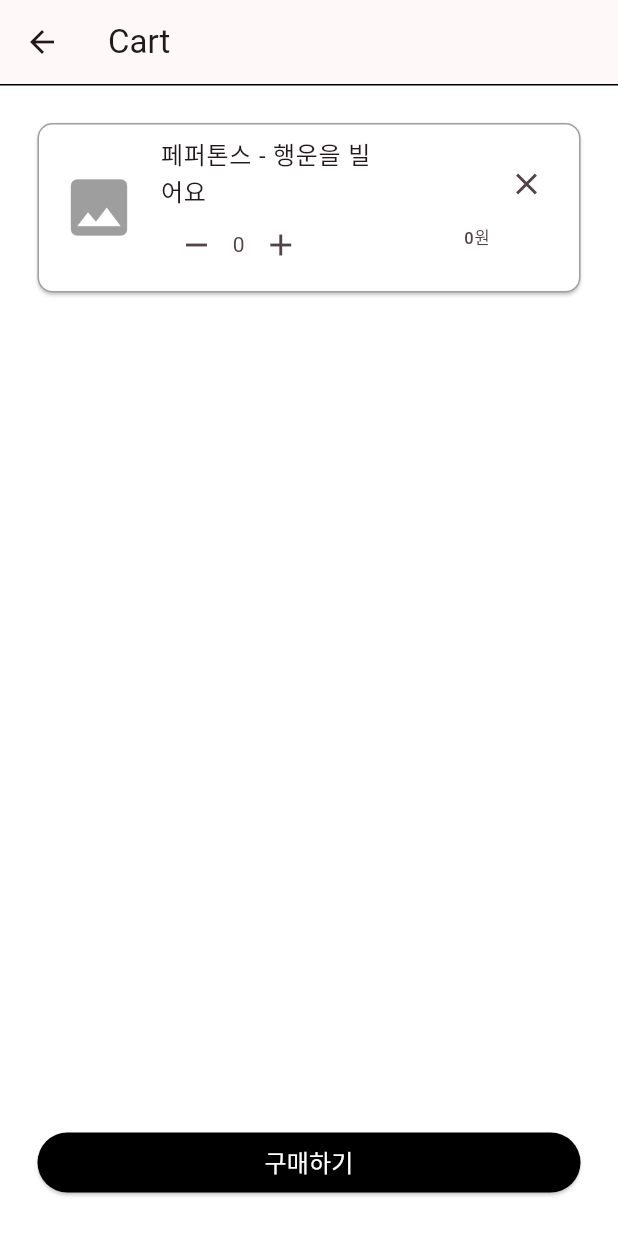
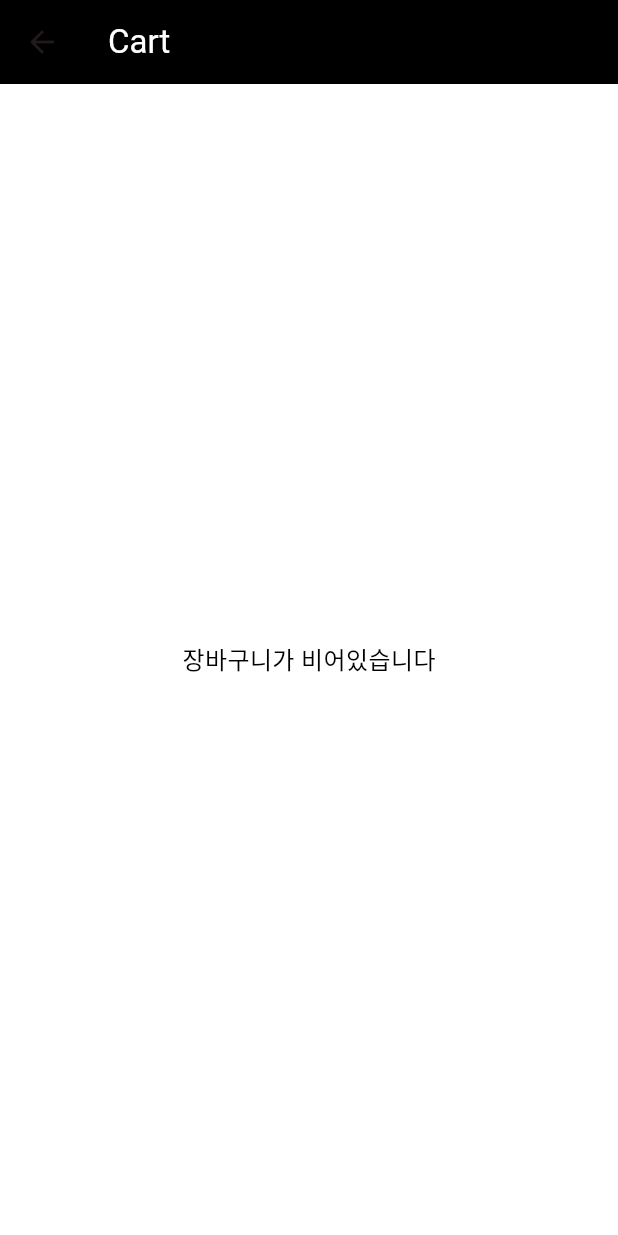
Before and after one commit to nakwon-music-shop/ONLINE_SHOPPINGMALL, a Flutter app: the ShoppingCartPage screen opened directly, after a tap on the "remove" icon, on a phone screen of 412 x 824 dp. Run offline on Flutter 3.47's test engine with Material 3 defaults, Android fonts, the phone set to English and light mode, and no system bars; our stand-ins replace image_picker.

Commit message:
[ADD]cartFeature5

```diff
--- a/nakwon_online_shoppingmall/lib/pages/cart/shopping_cart_Page.dart
+++ b/nakwon_online_shoppingmall/lib/pages/cart/shopping_cart_Page.dart
@@ -1,3 +1,4 @@
+import 'package:flutter/cupertino.dart';
 import 'package:flutter/material.dart';
 //AppBar, Column(CartList), ElevatedButton으로 구성
 //기본 폰트 : 16 + grey[700], padding 좌우로 20
@@ -5,10 +6,6 @@ import 'package:flutter/material.dart';
 //TODO 담은 상품 사진 가져오기
 //TODO 담은 상품 제품명 가져오기
 //TODO 담은 상품 수량 가져오기
-//TODO 담은 상품 X버튼을 눌러 카트에서 빼기
-//TODO 상품 추가하고 빼기 버튼 구현
-//TODO 구매하기 버튼 구현
-//TODO 아무것도 담지 않았을 때 '장바구니가 비었습니다.' 나오게 하기
 
 class ShoppingCartPage extends StatefulWidget {
   const ShoppingCartPage({super.key});
@@ -36,17 +33,60 @@ class ShoppingCartState extends State<ShoppingCartPage> {
   }
 
   void decreaseQuantity(int index) {
-    //수량 감소
     setState(() {
+      if (cartItems[index]['quantity'] > 1) {
         cartItems[index]['quantity']--;
+      } else {
+        //수량이 1에서 0이 될 때 상품 제거
+        cartItems.removeAt(index);
+      }
     });
   }
 
   void removeCartList(int index) {
-    //장바군 제거
+    //장바구니 제거
     setState(() {
       cartItems.removeAt(index);
     });
+  }
+
+  void showDialog() {
+    int total = 0;
+    for (var item in cartItems) {
+      total += (item['price'] as int) * (item['quantity'] as int);
+    } //총 금액 계산
+
+    showCupertinoDialog(
+      context: context,
+      builder: (BuildContext context) {
+        return CupertinoAlertDialog(
+          content: Text('총 ${total}원을 결제하시겠습니까?'),
+          actions: [
+            CupertinoDialogAction(
+              onPressed: () {
+                Navigator.pop(context); // 다이얼로그 닫기
+              },
+              child: const Text(
+                '취소',
+                style: TextStyle(color: Colors.redAccent),
+              ),
+            ),
+            CupertinoDialogAction(
+              onPressed: () {
+                Navigator.pop(context); // 다이얼로그 닫기
+                Navigator.pop(context);
+              },
+              child: const Text(
+                '구매하기',
+                style: TextStyle(
+                  color: Colors.black,
+                ),
+              ),
+            ),
+          ],
+        );
+      },
+    );
   }
 
   @override
@@ -54,21 +94,31 @@ class ShoppingCartState extends State<ShoppingCartPage> {
     return Scaffold(
       backgroundColor: Colors.white,
       appBar: AppBar(
-        title: Text('Cart'),
-        bottom: PreferredSize(
-            //선 그어주기
-            preferredSize: const Size.fromHeight(1),
-            child: Container(
-              color: Colors.black,
-              height: 1,
-            )),
+        //앱바
+        title: Text(
+          'Cart',
+          style: TextStyle(
+            color: Colors.white,
+          ),
+        ),
+        backgroundColor: Colors.black,
       ),
       body: Padding(
         padding: EdgeInsets.all(5),
         child: Column(
           children: [
             Expanded(
-              child: ListView.builder(
+              child: cartItems.isEmpty //장바구니가 비어 있을 때 문구 추가
+                  ? const Center(
+                      child: Text(
+                        '장바구니가 비어있습니다',
+                        style: TextStyle(
+                          fontSize: 16,
+                          color: Colors.black,
+                        ),
+                      ),
+                    )
+                  : ListView.builder(
                       itemCount: cartItems.length, //리스트에 담겨 있는 아이템 갯수만큼 생성해주기
                       itemBuilder: (context, index) {
                         final item = cartItems[index];
@@ -76,14 +126,16 @@ class ShoppingCartState extends State<ShoppingCartPage> {
                           //테두리를 사용하고 기본 레이아웃을 사용해 UI 구성
                           color: Colors.white,
                           shape: RoundedRectangleBorder(
-                        side: const BorderSide(color: Colors.black38, width: 1),
+                              side: const BorderSide(
+                                  color: Colors.black38, width: 1),
                               borderRadius: BorderRadius.circular(10)),
                           margin: const EdgeInsets.symmetric(
                               horizontal: 20, vertical: 20), //카드 여백
                           child: ListTile(
                             leading: item['image'] != null //왼쪽 이미지
                                 ? Image.file(
-                              item['image']!, //링크를 사용 할 경우 network로 바꿔서 사용
+                                    item[
+                                        'image']!, //링크를 사용 할 경우 network로 바꿔서 사용
                                     width: 50,
                                     height: 50,
                                     fit: BoxFit.cover)
@@ -128,7 +180,7 @@ class ShoppingCartState extends State<ShoppingCartPage> {
                                     ),
                                   ), //제거버튼
                                   Align(
-                              alignment: Alignment.bottomCenter,
+                                    alignment: Alignment.bottomRight,
                                     child: Text(
                                       '${item['price'] * item['quantity']}원',
                                     ),
@@ -141,19 +193,21 @@ class ShoppingCartState extends State<ShoppingCartPage> {
                       },
                     ),
             ),
+            if (cartItems.isNotEmpty) //장바구니가 비어 있지 않을때 활성화 되도록 조건문 추가
               Container(
                 padding: const EdgeInsets.all(20),
                 width: double.infinity,
                 child: ElevatedButton(
-                  onPressed: () {}, //TODO 장바구니 구매 기능 구현
+                  onPressed: showDialog, //TODO 장바구니 구매 기능 구현
                   style: ElevatedButton.styleFrom(
                     backgroundColor: Colors.black,
                   ),
                   child: const Text(
                     '구매하기',
                     style: TextStyle(color: Colors.white, fontSize: 16),
-                  )),
-            )
+                  ),
+                ),
+              ),
           ],
         ),
       ),
```
Also changed, not shown: 1 other file. Lines whose indentation alone changed are shown as unchanged.
